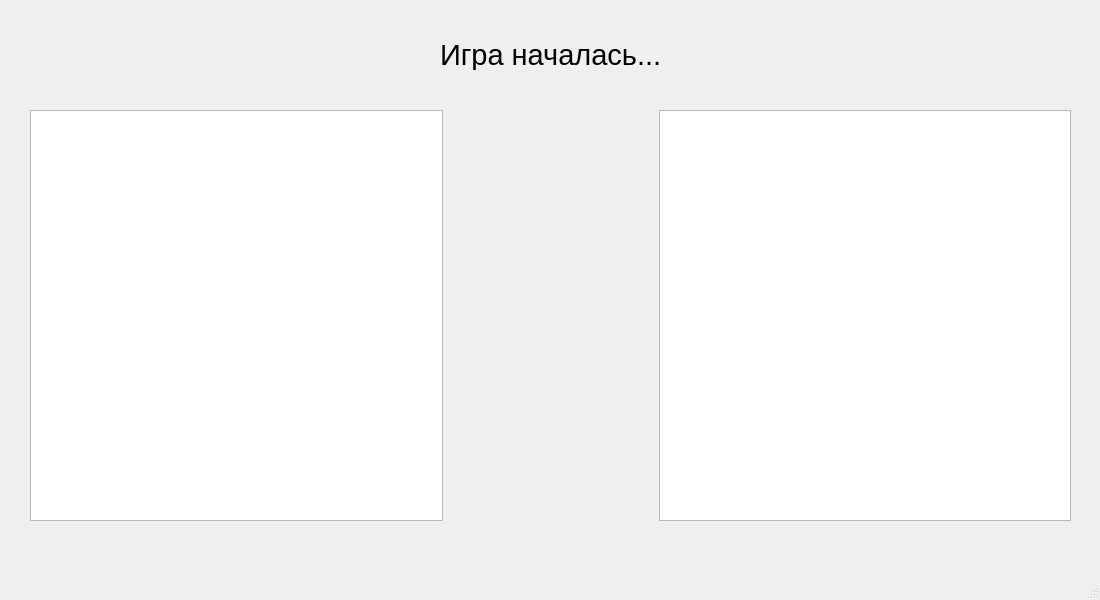
Old version of the form qt_windows/game_win.ui in the repository mansik-75/first_course_semester_work_2.
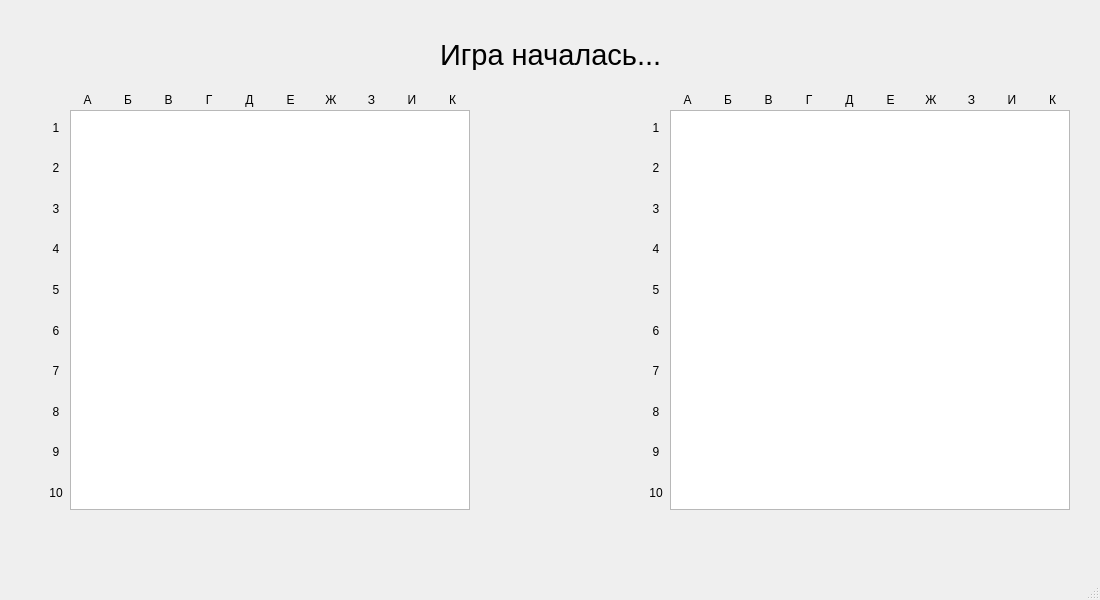
New version of the form.

```diff
--- a/qt_windows/game_win.ui
+++ b/qt_windows/game_win.ui
@@ -35,34 +35,486 @@
    <widget class="QWidget" name="layoutWidget">
     <property name="geometry">
      <rect>
-      <x>30</x>
+      <x>670</x>
+      <y>90</y>
+      <width>401</width>
+      <height>19</height>
+     </rect>
+    </property>
+    <layout class="QHBoxLayout" name="horizontalLayout_2">
+     <property name="rightMargin">
+      <number>1</number>
+     </property>
+     <item>
+      <widget class="QLabel" name="label_22">
+       <property name="text">
+        <string>А</string>
+       </property>
+       <property name="alignment">
+        <set>Qt::AlignCenter</set>
+       </property>
+      </widget>
+     </item>
+     <item>
+      <widget class="QLabel" name="label_23">
+       <property name="text">
+        <string>Б</string>
+       </property>
+       <property name="alignment">
+        <set>Qt::AlignCenter</set>
+       </property>
+      </widget>
+     </item>
+     <item>
+      <widget class="QLabel" name="label_24">
+       <property name="text">
+        <string>В</string>
+       </property>
+       <property name="alignment">
+        <set>Qt::AlignCenter</set>
+       </property>
+      </widget>
+     </item>
+     <item>
+      <widget class="QLabel" name="label_25">
+       <property name="text">
+        <string>Г</string>
+       </property>
+       <property name="alignment">
+        <set>Qt::AlignCenter</set>
+       </property>
+      </widget>
+     </item>
+     <item>
+      <widget class="QLabel" name="label_26">
+       <property name="text">
+        <string>Д</string>
+       </property>
+       <property name="alignment">
+        <set>Qt::AlignCenter</set>
+       </property>
+      </widget>
+     </item>
+     <item>
+      <widget class="QLabel" name="label_27">
+       <property name="text">
+        <string>Е</string>
+       </property>
+       <property name="alignment">
+        <set>Qt::AlignCenter</set>
+       </property>
+      </widget>
+     </item>
+     <item>
+      <widget class="QLabel" name="label_28">
+       <property name="text">
+        <string>Ж</string>
+       </property>
+       <property name="alignment">
+        <set>Qt::AlignCenter</set>
+       </property>
+      </widget>
+     </item>
+     <item>
+      <widget class="QLabel" name="label_29">
+       <property name="text">
+        <string>З</string>
+       </property>
+       <property name="alignment">
+        <set>Qt::AlignCenter</set>
+       </property>
+      </widget>
+     </item>
+     <item>
+      <widget class="QLabel" name="label_30">
+       <property name="text">
+        <string>И</string>
+       </property>
+       <property name="alignment">
+        <set>Qt::AlignCenter</set>
+       </property>
+      </widget>
+     </item>
+     <item>
+      <widget class="QLabel" name="label_31">
+       <property name="text">
+        <string>К</string>
+       </property>
+       <property name="alignment">
+        <set>Qt::AlignCenter</set>
+       </property>
+      </widget>
+     </item>
+    </layout>
+   </widget>
+   <widget class="QWidget" name="layoutWidget_2">
+    <property name="geometry">
+     <rect>
+      <x>630</x>
       <y>110</y>
-      <width>1041</width>
-      <height>411</height>
+      <width>41</width>
+      <height>401</height>
+     </rect>
+    </property>
+    <layout class="QVBoxLayout" name="verticalLayout_2">
+     <property name="leftMargin">
+      <number>11</number>
+     </property>
+     <property name="bottomMargin">
+      <number>1</number>
+     </property>
+     <item>
+      <widget class="QLabel" name="label_32">
+       <property name="text">
+        <string>1</string>
+       </property>
+       <property name="alignment">
+        <set>Qt::AlignCenter</set>
+       </property>
+      </widget>
+     </item>
+     <item>
+      <widget class="QLabel" name="label_33">
+       <property name="text">
+        <string>2</string>
+       </property>
+       <property name="alignment">
+        <set>Qt::AlignCenter</set>
+       </property>
+      </widget>
+     </item>
+     <item>
+      <widget class="QLabel" name="label_34">
+       <property name="text">
+        <string>3</string>
+       </property>
+       <property name="alignment">
+        <set>Qt::AlignCenter</set>
+       </property>
+      </widget>
+     </item>
+     <item>
+      <widget class="QLabel" name="label_35">
+       <property name="text">
+        <string>4</string>
+       </property>
+       <property name="alignment">
+        <set>Qt::AlignCenter</set>
+       </property>
+      </widget>
+     </item>
+     <item>
+      <widget class="QLabel" name="label_36">
+       <property name="text">
+        <string>5</string>
+       </property>
+       <property name="alignment">
+        <set>Qt::AlignCenter</set>
+       </property>
+      </widget>
+     </item>
+     <item>
+      <widget class="QLabel" name="label_37">
+       <property name="text">
+        <string>6</string>
+       </property>
+       <property name="alignment">
+        <set>Qt::AlignCenter</set>
+       </property>
+      </widget>
+     </item>
+     <item>
+      <widget class="QLabel" name="label_38">
+       <property name="text">
+        <string>7</string>
+       </property>
+       <property name="alignment">
+        <set>Qt::AlignCenter</set>
+       </property>
+      </widget>
+     </item>
+     <item>
+      <widget class="QLabel" name="label_39">
+       <property name="text">
+        <string>8</string>
+       </property>
+       <property name="alignment">
+        <set>Qt::AlignCenter</set>
+       </property>
+      </widget>
+     </item>
+     <item>
+      <widget class="QLabel" name="label_40">
+       <property name="text">
+        <string>9</string>
+       </property>
+       <property name="alignment">
+        <set>Qt::AlignCenter</set>
+       </property>
+      </widget>
+     </item>
+     <item>
+      <widget class="QLabel" name="label_41">
+       <property name="text">
+        <string>10</string>
+       </property>
+       <property name="alignment">
+        <set>Qt::AlignCenter</set>
+       </property>
+      </widget>
+     </item>
+    </layout>
+   </widget>
+   <widget class="QGraphicsView" name="graphicsView_2">
+    <property name="geometry">
+     <rect>
+      <x>670</x>
+      <y>110</y>
+      <width>400</width>
+      <height>400</height>
+     </rect>
+    </property>
+   </widget>
+   <widget class="QGraphicsView" name="graphicsView">
+    <property name="geometry">
+     <rect>
+      <x>70</x>
+      <y>110</y>
+      <width>400</width>
+      <height>400</height>
+     </rect>
+    </property>
+   </widget>
+   <widget class="QWidget" name="">
+    <property name="geometry">
+     <rect>
+      <x>70</x>
+      <y>90</y>
+      <width>401</width>
+      <height>19</height>
      </rect>
     </property>
     <layout class="QHBoxLayout" name="horizontalLayout">
+     <property name="rightMargin">
+      <number>1</number>
+     </property>
      <item>
-      <widget class="QGraphicsView" name="graphicsView"/>
+      <widget class="QLabel" name="label_2">
+       <property name="text">
+        <string>А</string>
+       </property>
+       <property name="alignment">
+        <set>Qt::AlignCenter</set>
+       </property>
+      </widget>
      </item>
      <item>
-      <spacer name="horizontalSpacer">
-       <property name="orientation">
-        <enum>Qt::Horizontal</enum>
+      <widget class="QLabel" name="label_3">
+       <property name="text">
+        <string>Б</string>
        </property>
-       <property name="sizeType">
-        <enum>QSizePolicy::Fixed</enum>
+       <property name="alignment">
+        <set>Qt::AlignCenter</set>
        </property>
-       <property name="sizeHint" stdset="0">
-        <size>
-         <width>210</width>
-         <height>20</height>
-        </size>
+      </widget>
+     </item>
+     <item>
+      <widget class="QLabel" name="label_4">
+       <property name="text">
+        <string>В</string>
        </property>
-      </spacer>
+       <property name="alignment">
+        <set>Qt::AlignCenter</set>
+       </property>
+      </widget>
      </item>
      <item>
-      <widget class="QGraphicsView" name="graphicsView_2"/>
+      <widget class="QLabel" name="label_5">
+       <property name="text">
+        <string>Г</string>
+       </property>
+       <property name="alignment">
+        <set>Qt::AlignCenter</set>
+       </property>
+      </widget>
+     </item>
+     <item>
+      <widget class="QLabel" name="label_6">
+       <property name="text">
+        <string>Д</string>
+       </property>
+       <property name="alignment">
+        <set>Qt::AlignCenter</set>
+       </property>
+      </widget>
+     </item>
+     <item>
+      <widget class="QLabel" name="label_7">
+       <property name="text">
+        <string>Е</string>
+       </property>
+       <property name="alignment">
+        <set>Qt::AlignCenter</set>
+       </property>
+      </widget>
+     </item>
+     <item>
+      <widget class="QLabel" name="label_8">
+       <property name="text">
+        <string>Ж</string>
+       </property>
+       <property name="alignment">
+        <set>Qt::AlignCenter</set>
+       </property>
+      </widget>
+     </item>
+     <item>
+      <widget class="QLabel" name="label_9">
+       <property name="text">
+        <string>З</string>
+       </property>
+       <property name="alignment">
+        <set>Qt::AlignCenter</set>
+       </property>
+      </widget>
+     </item>
+     <item>
+      <widget class="QLabel" name="label_10">
+       <property name="text">
+        <string>И</string>
+       </property>
+       <property name="alignment">
+        <set>Qt::AlignCenter</set>
+       </property>
+      </widget>
+     </item>
+     <item>
+      <widget class="QLabel" name="label_11">
+       <property name="text">
+        <string>К</string>
+       </property>
+       <property name="alignment">
+        <set>Qt::AlignCenter</set>
+       </property>
+      </widget>
+     </item>
+    </layout>
+   </widget>
+   <widget class="QWidget" name="">
+    <property name="geometry">
+     <rect>
+      <x>30</x>
+      <y>110</y>
+      <width>41</width>
+      <height>401</height>
+     </rect>
+    </property>
+    <layout class="QVBoxLayout" name="verticalLayout">
+     <property name="leftMargin">
+      <number>11</number>
+     </property>
+     <property name="bottomMargin">
+      <number>1</number>
+     </property>
+     <item>
+      <widget class="QLabel" name="label_12">
+       <property name="text">
+        <string>1</string>
+       </property>
+       <property name="alignment">
+        <set>Qt::AlignCenter</set>
+       </property>
+      </widget>
+     </item>
+     <item>
+      <widget class="QLabel" name="label_13">
+       <property name="text">
+        <string>2</string>
+       </property>
+       <property name="alignment">
+        <set>Qt::AlignCenter</set>
+       </property>
+      </widget>
+     </item>
+     <item>
+      <widget class="QLabel" name="label_14">
+       <property name="text">
+        <string>3</string>
+       </property>
+       <property name="alignment">
+        <set>Qt::AlignCenter</set>
+       </property>
+      </widget>
+     </item>
+     <item>
+      <widget class="QLabel" name="label_15">
+       <property name="text">
+        <string>4</string>
+       </property>
+       <property name="alignment">
+        <set>Qt::AlignCenter</set>
+       </property>
+      </widget>
+     </item>
+     <item>
+      <widget class="QLabel" name="label_16">
+       <property name="text">
+        <string>5</string>
+       </property>
+       <property name="alignment">
+        <set>Qt::AlignCenter</set>
+       </property>
+      </widget>
+     </item>
+     <item>
+      <widget class="QLabel" name="label_17">
+       <property name="text">
+        <string>6</string>
+       </property>
+       <property name="alignment">
+        <set>Qt::AlignCenter</set>
+       </property>
+      </widget>
+     </item>
+     <item>
+      <widget class="QLabel" name="label_18">
+       <property name="text">
+        <string>7</string>
+       </property>
+       <property name="alignment">
+        <set>Qt::AlignCenter</set>
+       </property>
+      </widget>
+     </item>
+     <item>
+      <widget class="QLabel" name="label_19">
+       <property name="text">
+        <string>8</string>
+       </property>
+       <property name="alignment">
+        <set>Qt::AlignCenter</set>
+       </property>
+      </widget>
+     </item>
+     <item>
+      <widget class="QLabel" name="label_20">
+       <property name="text">
+        <string>9</string>
+       </property>
+       <property name="alignment">
+        <set>Qt::AlignCenter</set>
+       </property>
+      </widget>
+     </item>
+     <item>
+      <widget class="QLabel" name="label_21">
+       <property name="text">
+        <string>10</string>
+       </property>
+       <property name="alignment">
+        <set>Qt::AlignCenter</set>
+       </property>
+      </widget>
      </item>
     </layout>
    </widget>
```
